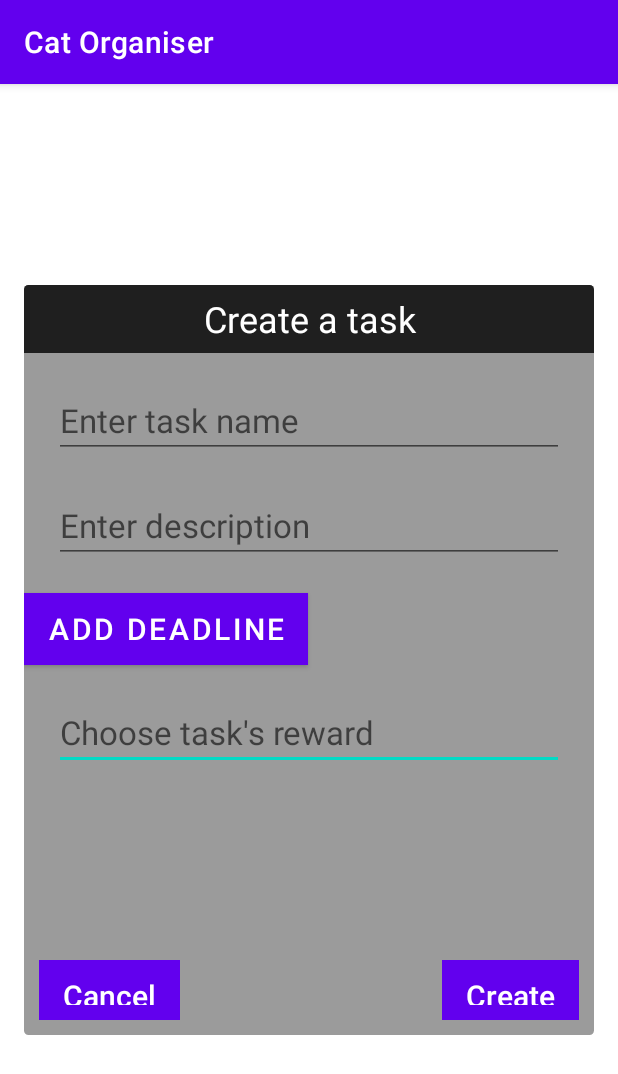
After one commit to Oleh325/Boobees-BEST-test, an Android app: the CreateTaskActivity screen opened directly, with no data from a screen before it, on a phone screen of 412 x 824 dp. The commit adds this screen. Shown: the top 1074 px of the screen. Run offline under Robolectric (Android 15) with nearby library versions, the phone set to English and light mode, and no system bars.

Commit message:
Added "create task" popup(not working yet)

```diff
--- a/app/build.gradle
+++ b/app/build.gradle
@@ -36,6 +36,7 @@ dependencies {
 
     implementation 'androidx.core:core-ktx:1.7.0'
     implementation 'androidx.appcompat:appcompat:1.3.1'
+    implementation 'androidx.cardview:cardview:1.0.0'
     implementation 'com.google.android.material:material:1.4.0'
     implementation 'androidx.constraintlayout:constraintlayout:2.1.1'
     testImplementation 'junit:junit:4.+'
--- a/app/src/main/AndroidManifest.xml
+++ b/app/src/main/AndroidManifest.xml
@@ -12,7 +12,10 @@
         android:supportsRtl="true"
         android:theme="@style/Theme.CatOrganiser">
         <activity
-            android:name="MainActivity"
+            android:name=".CreateTaskActivity"
+            android:exported="false" />
+        <activity
+            android:name=".MainActivity"
             android:exported="true">
             <intent-filter>
                 <action android:name="android.intent.action.MAIN" />
--- /dev/null
+++ b/app/src/main/java/com/bbdevs/app/CreateTaskActivity.kt
@@ -0,0 +1,148 @@
+package com.bbdevs.app
+
+import android.animation.Animator
+import android.animation.AnimatorListenerAdapter
+import android.animation.ArgbEvaluator
+import android.animation.ValueAnimator
+import android.annotation.SuppressLint
+import android.app.DatePickerDialog
+import android.app.TimePickerDialog
+import android.graphics.Color
+import android.os.Build
+import androidx.appcompat.app.AppCompatActivity
+import android.os.Bundle
+import android.view.View
+import android.view.animation.DecelerateInterpolator
+import android.widget.DatePicker
+import android.widget.TimePicker
+import android.widget.Toast
+import androidx.annotation.RequiresApi
+import androidx.core.graphics.ColorUtils
+import com.bbdevs.app.entity.Task
+import com.bbdevs.app.service.TaskService
+import com.bbdevs.app.service.UserInfoService
+import com.bbdevs.app.util.DateTimeUtil
+import kotlinx.android.synthetic.main.activity_create_task.*
+import kotlinx.android.synthetic.main.activity_main.*
+import java.time.LocalDate
+import java.time.LocalDateTime
+import java.time.LocalTime
+import java.util.*
+
+class CreateTaskActivity : AppCompatActivity(), DatePickerDialog.OnDateSetListener, TimePickerDialog.OnTimeSetListener {
+
+    private lateinit var pickedDeadline: LocalDateTime
+
+    override fun onCreate(savedInstanceState: Bundle?) {
+        super.onCreate(savedInstanceState)
+        overridePendingTransition(0, 0)
+        setContentView(R.layout.activity_create_task)
+        val db = CatAppDB(this, null)
+        val taskService = TaskService(db)
+        setListeners(taskService, addTask, printTask)
+        addDeadline.setOnClickListener {
+            pickDate()
+        }
+        val alpha = 100 //between 0-255
+        val alphaColor = ColorUtils.setAlphaComponent(Color.parseColor("#000000"), alpha)
+        val colorAnimation = ValueAnimator.ofObject(ArgbEvaluator(), Color.TRANSPARENT, alphaColor)
+        colorAnimation.duration = 500 // milliseconds
+        colorAnimation.addUpdateListener { animator ->
+            create_task_background_container.setBackgroundColor(animator.animatedValue as Int)
+        }
+        colorAnimation.start()
+        create_task_border.alpha = 0f
+        create_task_border.animate().alpha(1f).setDuration(500).setInterpolator(
+            DecelerateInterpolator()
+        ).start()
+        cancel_button.setOnClickListener(){
+            val alpha = 100 // between 0-255
+            val alphaColor = ColorUtils.setAlphaComponent(Color.parseColor("#000000"), alpha)
+            val colorAnimation = ValueAnimator.ofObject(ArgbEvaluator(), alphaColor, Color.TRANSPARENT)
+            colorAnimation.duration = 500 // milliseconds
+            colorAnimation.addUpdateListener { animator ->
+                create_task_background_container.setBackgroundColor(
+                    animator.animatedValue as Int
+                )
+            }
+
+            create_task_border.animate().alpha(0f).setDuration(500).setInterpolator(
+                DecelerateInterpolator()
+            ).start()
+
+            colorAnimation.addListener(object : AnimatorListenerAdapter() {
+                override fun onAnimationEnd(animation: Animator) {
+                    finish()
+                    overridePendingTransition(0, 0)
+                }
+            })
+            colorAnimation.start()
+        }
+        create_button.setOnClickListener(){
+            val alpha = 100 // between 0-255
+            val alphaColor = ColorUtils.setAlphaComponent(Color.parseColor("#000000"), alpha)
+            val colorAnimation = ValueAnimator.ofObject(ArgbEvaluator(), alphaColor, Color.TRANSPARENT)
+            colorAnimation.duration = 500 // milliseconds
+            colorAnimation.addUpdateListener { animator ->
+                create_task_background_container.setBackgroundColor(
+                    animator.animatedValue as Int
+                )
+            }
+
+            create_task_border.animate().alpha(0f).setDuration(500).setInterpolator(
+                DecelerateInterpolator()
+            ).start()
+
+            colorAnimation.addListener(object : AnimatorListenerAdapter() {
+                override fun onAnimationEnd(animation: Animator) {
+                    finish()
+                    overridePendingTransition(0, 0)
+                }
+            })
+            colorAnimation.start()
+
+        }
+    }
+
+    @SuppressLint("Range")
+    private fun setListeners(taskService: TaskService, addTask: View, printTask: View) {
+        create_button.setOnClickListener {
+            val name = enterName.text.toString()
+            val description = enterDescription.text.toString()
+            val reward = enterReward.text.toString().toInt()
+            val deadline = pickedDeadline
+            if (name.isEmpty()) {
+                Toast.makeText(this, "Task name or reward cannot be empty!", Toast.LENGTH_LONG)
+                    .show()
+            }
+            taskService.add(Task(null, name, description, reward, deadline, isCompleted = false))
+            Toast.makeText(this, "$name added to database", Toast.LENGTH_LONG).show()
+            enterName.text.clear()
+            enterDescription.text.clear()
+            enterReward.text.clear()
+        }
+    }
+
+    private fun pickDate() {
+        val cal = Calendar.getInstance()
+        DatePickerDialog(this, this,
+            cal.get(Calendar.YEAR),
+            cal.get(Calendar.MONTH),
+            cal.get(Calendar.DAY_OF_MONTH)).show()
+    }
+
+    @RequiresApi(Build.VERSION_CODES.O)
+    override fun onDateSet(view: DatePicker?, year: Int, month: Int, dayOfMonth: Int) {
+        pickedDeadline = LocalDateTime.of(LocalDate.of(year, month, dayOfMonth), LocalTime.now())
+        val cal = Calendar.getInstance()
+        TimePickerDialog(this, this,
+            cal.get(Calendar.HOUR),
+            cal.get(Calendar.MINUTE),
+            true).show()
+    }
+
+    @RequiresApi(Build.VERSION_CODES.O)
+    override fun onTimeSet(view: TimePicker?, hourOfDay: Int, minute: Int) {
+        pickedDeadline = LocalDateTime.of(pickedDeadline.toLocalDate(), LocalTime.of(hourOfDay, minute))
+    }
+}
--- /dev/null
+++ b/app/src/main/res/layout/activity_create_task.xml
@@ -0,0 +1,148 @@
+<?xml version="1.0" encoding="utf-8"?>
+<androidx.constraintlayout.widget.ConstraintLayout xmlns:android="http://schemas.android.com/apk/res/android"
+    xmlns:app="http://schemas.android.com/apk/res-auto"
+    xmlns:tools="http://schemas.android.com/tools"
+    android:id="@+id/create_task_popup"
+    android:layout_width="match_parent"
+    android:layout_height="match_parent"
+    tools:context=".CreateTaskActivity">
+
+
+    <androidx.cardview.widget.CardView
+        android:id="@+id/create_task_border"
+        android:layout_width="wrap_content"
+        android:layout_height="wrap_content"
+        android:layout_centerHorizontal="true"
+        android:layout_centerVertical="true"
+        app:cardBackgroundColor="#FFFFFF"
+        app:cardCornerRadius="3dp"
+        app:cardElevation="0dp"
+        app:cardMaxElevation="0dp"
+        app:cardPreventCornerOverlap="false"
+        app:layout_constraintBottom_toBottomOf="parent"
+        app:layout_constraintLeft_toLeftOf="parent"
+        app:layout_constraintRight_toRightOf="parent"
+        app:layout_constraintTop_toTopOf="parent">
+
+        <androidx.cardview.widget.CardView
+            android:id="@+id/create_task_view"
+            android:layout_width="wrap_content"
+            android:layout_height="wrap_content"
+            android:layout_centerInParent="true"
+            android:layout_margin="2dp"
+            app:cardBackgroundColor="@android:color/white"
+            app:cardCornerRadius="3dp"
+            app:cardElevation="0dp"
+            app:cardMaxElevation="0dp"
+            app:cardPreventCornerOverlap="false">
+
+            <androidx.constraintlayout.widget.ConstraintLayout
+                android:id="@+id/create_task_background_container"
+                android:layout_width="380dp"
+                android:layout_height="wrap_content"
+                android:layout_centerInParent="true"
+                android:background="#444444"
+                android:minHeight="500dp">
+
+                <Button
+                    android:id="@+id/addDeadline"
+                    android:layout_width="wrap_content"
+                    android:layout_height="wrap_content"
+                    android:layout_gravity="center"
+                    android:layout_marginTop="20dp"
+                    android:background="#0000ff"
+                    android:text="Add deadline"
+                    android:textColor="#FFFFFF"
+                    android:textSize="20sp"
+                    app:layout_constraintTop_toBottomOf="@+id/enterDescription"
+                    tools:layout_editor_absoluteX="85dp" />
+
+                <EditText
+                    android:id="@+id/enterReward"
+                    android:layout_width="match_parent"
+                    android:layout_height="wrap_content"
+                    android:layout_margin="20sp"
+                    android:layout_marginTop="10dp"
+                    android:hint="Choose task's reward"
+                    android:inputType="number"
+                    android:textSize="22sp"
+                    app:layout_constraintEnd_toEndOf="parent"
+                    app:layout_constraintStart_toStartOf="parent"
+                    app:layout_constraintTop_toBottomOf="@+id/addDeadline" />
+
+                <androidx.appcompat.widget.AppCompatTextView
+                    android:id="@+id/create_task_title"
+                    android:layout_width="match_parent"
+                    android:layout_height="45dp"
+                    android:background="#1F1F1F"
+                    android:gravity="center"
+                    android:text="Create a task"
+                    android:textAlignment="center"
+                    android:textColor="#FFFFFF"
+                    android:textSize="20sp"
+                    app:autoSizeMaxTextSize="24dp"
+                    app:autoSizeTextType="uniform"
+                    app:layout_constraintEnd_toEndOf="parent"
+                    app:layout_constraintStart_toStartOf="parent"
+                    app:layout_constraintTop_toTopOf="parent" />
+
+
+                <Button
+                    android:id="@+id/create_button"
+                    style="?android:attr/borderlessButtonStyle"
+                    android:layout_width="wrap_content"
+                    android:layout_height="40dp"
+                    android:layout_marginEnd="10dp"
+                    android:layout_marginBottom="10dp"
+                    android:background="#696969"
+                    android:text="Create"
+                    android:textAllCaps="false"
+                    android:textColor="#FFFFFF"
+                    android:textSize="20sp"
+                    app:layout_constraintBottom_toBottomOf="parent"
+                    app:layout_constraintEnd_toEndOf="parent" />
+
+                <Button
+                    android:id="@+id/cancel_button"
+                    style="?android:attr/borderlessButtonStyle"
+                    android:layout_width="wrap_content"
+                    android:layout_height="40dp"
+                    android:layout_marginStart="10dp"
+                    android:layout_marginBottom="10dp"
+                    android:background="#696969"
+                    android:text="Cancel"
+                    android:textAllCaps="false"
+                    android:textColor="#FFFFFF"
+                    android:textSize="20sp"
+                    app:layout_constraintBottom_toBottomOf="parent"
+                    app:layout_constraintStart_toStartOf="parent" />
+
+                <EditText
+                    android:id="@+id/enterDescription"
+                    android:layout_width="match_parent"
+                    android:layout_height="wrap_content"
+                    android:layout_margin="20sp"
+                    android:layout_marginTop="10dp"
+                    android:hint="Enter description"
+                    android:textSize="22sp"
+                    app:layout_constraintTop_toBottomOf="@+id/enterName"
+                    tools:layout_editor_absoluteX="10dp" />
+
+                <EditText
+                    android:id="@+id/enterName"
+                    android:layout_width="match_parent"
+                    android:layout_height="wrap_content"
+                    android:layout_margin="20sp"
+                    android:layout_marginTop="10dp"
+                    android:hint="Enter task name"
+                    android:textSize="22sp"
+                    app:layout_constraintEnd_toEndOf="parent"
+                    app:layout_constraintStart_toStartOf="parent"
+                    app:layout_constraintTop_toBottomOf="@+id/create_task_title" />
+
+            </androidx.constraintlayout.widget.ConstraintLayout>
+
+        </androidx.cardview.widget.CardView>
+    </androidx.cardview.widget.CardView>
+
+</androidx.constraintlayout.widget.ConstraintLayout>
--- a/settings.gradle
+++ b/settings.gradle
@@ -1,3 +1,5 @@
+import org.gradle.api.initialization.resolve.RepositoriesMode
+
 dependencyResolutionManagement {
     repositoriesMode.set(RepositoriesMode.FAIL_ON_PROJECT_REPOS)
     repositories {
```
Also changed, not shown: app/src/main/java/com/bbdevs/app/MainActivity.kt (+1 -68 lines), app/src/main/res/layout/activity_main.xml (+2 -36 lines).
